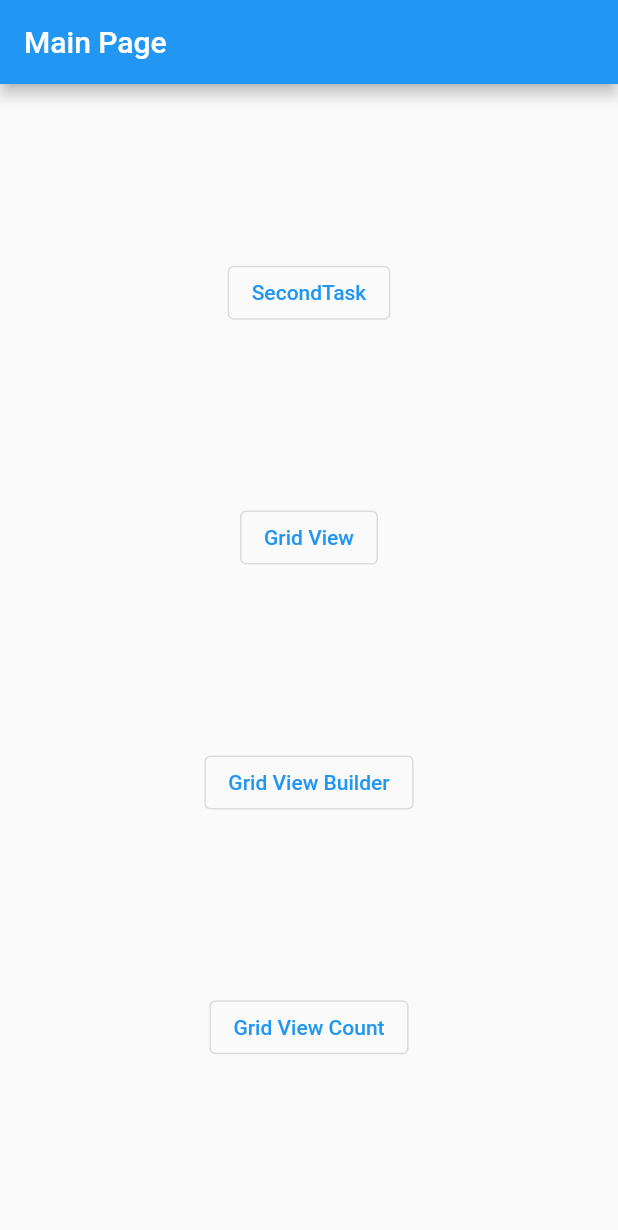
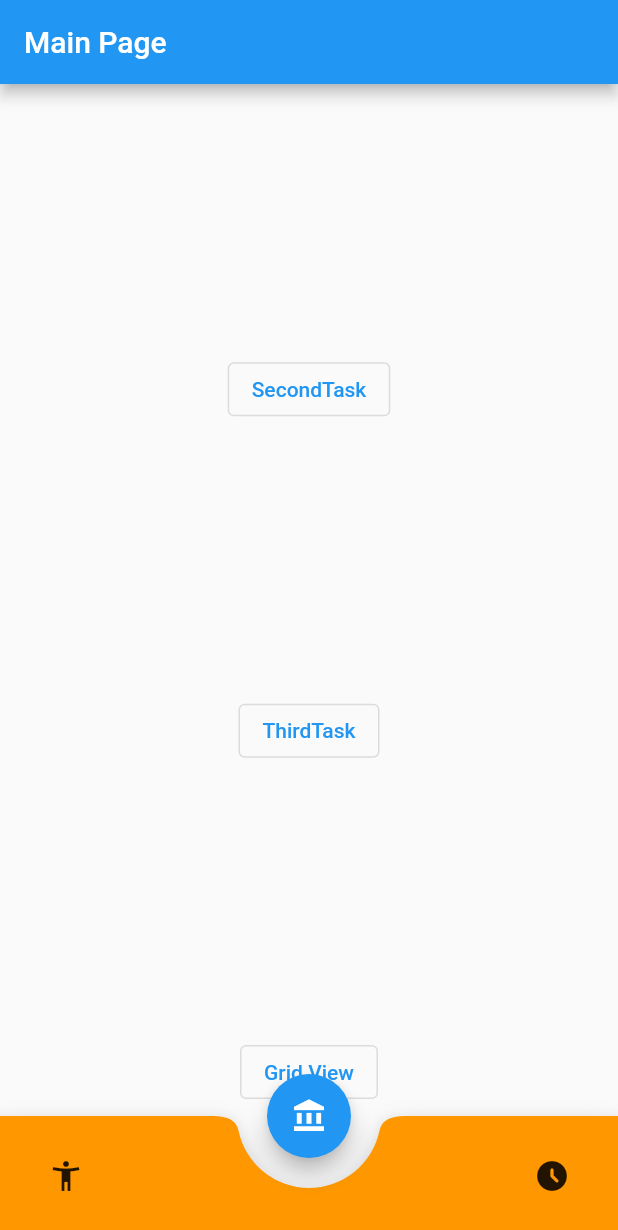
Before and after one commit to DipakShrestha-ADS/first_project, a Flutter app: the screen it shows after launch, on a phone screen of 412 x 824 dp. Shown: the top 1230 px of the screen. Run offline on Flutter 3.47's test engine with Material 2 defaults, Android fonts, the phone set to English and light mode, and no system bars.

Commit message:
third task completed, docked floating action button

```diff
--- a/lib/main.dart
+++ b/lib/main.dart
@@ -1,4 +1,5 @@
 import 'package:first_project/tasks/second_task.dart';
+import 'package:first_project/tasks/thirdTask/third_task.dart';
 import 'package:first_project/widgets/component/custom_outlined_button.dart';
 import 'package:first_project/widgets/gridView/custom_grid_view_builder_widget.dart';
 import 'package:first_project/widgets/gridView/custom_grid_view_count_widget.dart';
@@ -18,21 +19,42 @@ class RootApp extends StatelessWidget {
       debugShowCheckedModeBanner: false,
       home: Scaffold(
         appBar: AppBar(
-          title: Text(
+          title: const Text(
             'Main Page',
           ),
         ),
-        body: Builder(
+        extendBody: true,
+        body: SafeArea(
+          bottom: false,
+          child: Builder(
             builder: (ctx) {
-            return SizedBox(
+              return SingleChildScrollView(
+                child: SizedBox(
                   width: MediaQuery.of(ctx).size.width,
+                  height: 2000,
                   child: Column(
                     mainAxisAlignment: MainAxisAlignment.spaceEvenly,
                     crossAxisAlignment: CrossAxisAlignment.center,
-                children: [
+                    children: const [
                       CustomOutlinedButton(
                         title: 'SecondTask',
                         page: SecondTask(),
+                      ),
+                      CustomOutlinedButton(
+                        title: 'ThirdTask',
+                        page: ThirdTask(),
+                      ),
+                      CustomOutlinedButton(
+                        title: 'Grid View',
+                        page: CustomGridViewWidget(),
+                      ),
+                      CustomOutlinedButton(
+                        title: 'Grid View Builder',
+                        page: CustomGridViewBuilderWidget(),
+                      ),
+                      CustomOutlinedButton(
+                        title: 'Grid View Count',
+                        page: CustomGridViewCountWidget(),
                       ),
                       CustomOutlinedButton(
                         title: 'Grid View',
@@ -48,8 +70,45 @@ class RootApp extends StatelessWidget {
                       ),
                     ],
                   ),
+                ),
               );
             },
+          ),
+        ),
+        floatingActionButton: FloatingActionButton(
+          onPressed: () {},
+          child: const Icon(
+            Icons.account_balance,
+          ),
+        ),
+        floatingActionButtonLocation: FloatingActionButtonLocation.centerDocked,
+        // backgroundColor: Colors.green,
+        bottomNavigationBar: BottomAppBar(
+          shape: CircularNotchedRectangle(),
+          color: Colors.orange,
+          notchMargin: 20,
+          child: Container(
+            height: 80,
+            padding: const EdgeInsets.symmetric(horizontal: 20),
+            child: Row(
+              crossAxisAlignment: CrossAxisAlignment.center,
+              mainAxisAlignment: MainAxisAlignment.spaceBetween,
+              children: [
+                IconButton(
+                  onPressed: () {},
+                  icon: Icon(
+                    Icons.accessibility_new_sharp,
+                  ),
+                ),
+                IconButton(
+                  onPressed: () {},
+                  icon: Icon(
+                    Icons.access_time_filled_rounded,
+                  ),
+                ),
+              ],
+            ),
+          ),
         ),
       ),
     );
```
Also changed, not shown: lib/tasks/thirdTask/third_task.dart (added, +47 -0 lines), lib/tasks/thirdTask/third_task_card.dart (added, +41 -0 lines), lib/tasks/thirdTask/third_task_grid_view.dart (added, +27 -0 lines), lib/tasks/thirdTask/third_task_list_view.dart (added, +31 -0 lines). Lines whose indentation alone changed are shown as unchanged.
